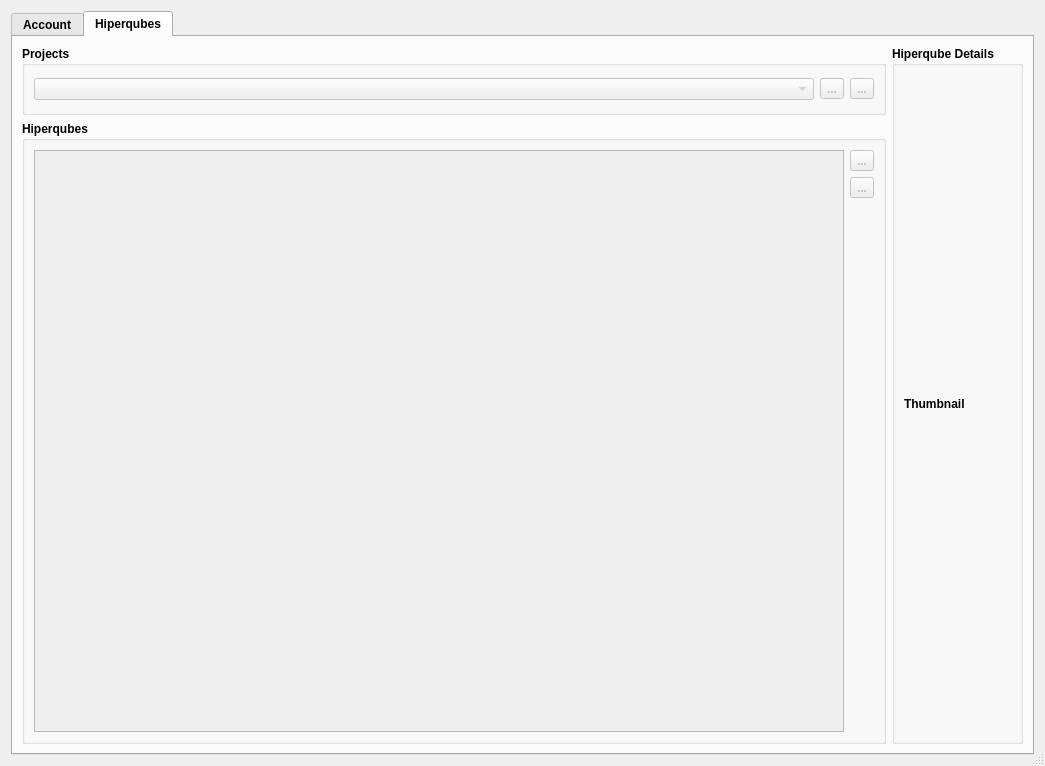
The window that terraqube_cloud_dialog_base.ui (terraqube/terraqube_cloud) describes before a commit, drawn with Qt 5.
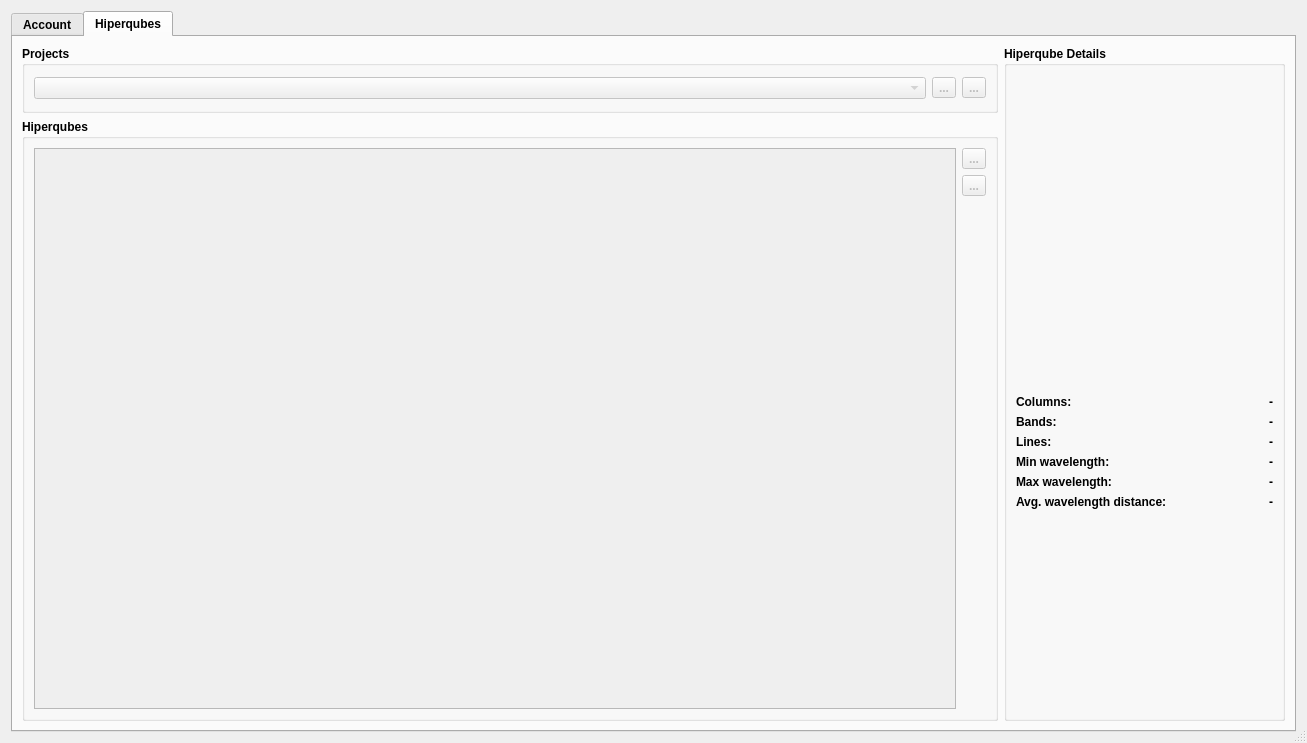
The same window after the commit. Icons and pictures are not drawn.

What changed in the file:
```diff
--- a/terraqube_cloud_dialog_base.ui
+++ b/terraqube_cloud_dialog_base.ui
@@ -6,8 +6,8 @@
    <rect>
     <x>0</x>
     <y>0</y>
-    <width>1045</width>
-    <height>766</height>
+    <width>1307</width>
+    <height>743</height>
    </rect>
   </property>
   <property name="windowTitle">
@@ -238,12 +238,214 @@
            </property>
            <layout class="QVBoxLayout" name="verticalLayout">
             <item>
-             <widget class="QLabel" name="label">
+             <widget class="QLabel" name="thumbnailLabel">
+              <property name="sizePolicy">
+               <sizepolicy hsizetype="Preferred" vsizetype="Preferred">
+                <horstretch>0</horstretch>
+                <verstretch>0</verstretch>
+               </sizepolicy>
+              </property>
+              <property name="minimumSize">
+               <size>
+                <width>256</width>
+                <height>256</height>
+               </size>
+              </property>
               <property name="text">
-               <string>Thumbnail</string>
+               <string/>
+              </property>
+              <property name="pixmap">
+               <pixmap resource="resources.qrc">:/plugins/terraqube_cloud/resources/exclamation-triangle.svg</pixmap>
+              </property>
+              <property name="scaledContents">
+               <bool>false</bool>
+              </property>
+              <property name="alignment">
+               <set>Qt::AlignCenter</set>
+              </property>
+              <property name="wordWrap">
+               <bool>false</bool>
               </property>
              </widget>
             </item>
+            <item>
+             <layout class="QFormLayout" name="formLayout_2">
+              <item row="0" column="0">
+               <widget class="QLabel" name="columnsLabel">
+                <property name="text">
+                 <string>Columns:</string>
+                </property>
+               </widget>
+              </item>
+              <item row="0" column="1">
+               <widget class="QLabel" name="columnsValueLabel">
+                <property name="sizePolicy">
+                 <sizepolicy hsizetype="Preferred" vsizetype="Preferred">
+                  <horstretch>0</horstretch>
+                  <verstretch>0</verstretch>
+                 </sizepolicy>
+                </property>
+                <property name="minimumSize">
+                 <size>
+                  <width>100</width>
+                  <height>0</height>
+                 </size>
+                </property>
+                <property name="text">
+                 <string>-</string>
+                </property>
+                <property name="alignment">
+                 <set>Qt::AlignRight|Qt::AlignTrailing|Qt::AlignVCenter</set>
+                </property>
+               </widget>
+              </item>
+              <item row="1" column="0">
+               <widget class="QLabel" name="bandsLabel">
+                <property name="text">
+                 <string>Bands:</string>
+                </property>
+               </widget>
+              </item>
+              <item row="1" column="1">
+               <widget class="QLabel" name="bandsValueLabel">
+                <property name="sizePolicy">
+                 <sizepolicy hsizetype="Preferred" vsizetype="Preferred">
+                  <horstretch>0</horstretch>
+                  <verstretch>0</verstretch>
+                 </sizepolicy>
+                </property>
+                <property name="minimumSize">
+                 <size>
+                  <width>100</width>
+                  <height>0</height>
+                 </size>
+                </property>
+                <property name="text">
+                 <string>-</string>
+                </property>
+                <property name="alignment">
+                 <set>Qt::AlignRight|Qt::AlignTrailing|Qt::AlignVCenter</set>
+                </property>
+               </widget>
+              </item>
+              <item row="2" column="0">
+               <widget class="QLabel" name="linesLabel">
+                <property name="text">
+                 <string>Lines:</string>
+                </property>
+               </widget>
+              </item>
+              <item row="2" column="1">
+               <widget class="QLabel" name="linesValueLabel">
+                <property name="sizePolicy">
+                 <sizepolicy hsizetype="Preferred" vsizetype="Preferred">
+                  <horstretch>0</horstretch>
+                  <verstretch>0</verstretch>
+                 </sizepolicy>
+                </property>
+                <property name="minimumSize">
+                 <size>
+                  <width>100</width>
+                  <height>0</height>
+                 </size>
+                </property>
+                <property name="text">
+                 <string>-</string>
+                </property>
+                <property name="alignment">
+                 <set>Qt::AlignRight|Qt::AlignTrailing|Qt::AlignVCenter</set>
+                </property>
+               </widget>
+              </item>
+              <item row="3" column="0">
+               <widget class="QLabel" name="minWavelengthLabel">
+                <property name="text">
+                 <string>Min wavelength:</string>
+                </property>
+               </widget>
+              </item>
+              <item row="3" column="1">
+               <widget class="QLabel" name="minWavelengthValueLabel">
+                <property name="sizePolicy">
+                 <sizepolicy hsizetype="Preferred" vsizetype="Preferred">
+                  <horstretch>0</horstretch>
+                  <verstretch>0</verstretch>
+                 </sizepolicy>
+                </property>
+                <property name="minimumSize">
+                 <size>
+                  <width>100</width>
+                  <height>0</height>
+                 </size>
+                </property>
+                <property name="text">
+                 <string>-</string>
+                </property>
+                <property name="alignment">
+                 <set>Qt::AlignRight|Qt::AlignTrailing|Qt::AlignVCenter</set>
+                </property>
+               </widget>
+              </item>
+              <item row="4" column="0">
+               <widget class="QLabel" name="maxWavelengthLabel">
+                <property name="text">
+                 <string>Max wavelength:</string>
+                </property>
+               </widget>
+              </item>
+              <item row="4" column="1">
+               <widget class="QLabel" name="maxWavelengthValueLabel">
+                <property name="sizePolicy">
+                 <sizepolicy hsizetype="Preferred" vsizetype="Preferred">
+                  <horstretch>0</horstretch>
+                  <verstretch>0</verstretch>
+                 </sizepolicy>
+                </property>
+                <property name="minimumSize">
+                 <size>
+                  <width>100</width>
+                  <height>0</height>
+                 </size>
+                </property>
+                <property name="text">
+                 <string>-</string>
+                </property>
+                <property name="alignment">
+                 <set>Qt::AlignRight|Qt::AlignTrailing|Qt::AlignVCenter</set>
+                </property>
+               </widget>
+              </item>
+              <item row="5" column="0">
+               <widget class="QLabel" name="avgWavelengthDistLabel">
+                <property name="text">
+                 <string>Avg. wavelength distance:</string>
+                </property>
+               </widget>
+              </item>
+              <item row="5" column="1">
+               <widget class="QLabel" name="avgWavelengthDistValueLabel">
+                <property name="sizePolicy">
+                 <sizepolicy hsizetype="Preferred" vsizetype="Preferred">
+                  <horstretch>0</horstretch>
+                  <verstretch>0</verstretch>
+                 </sizepolicy>
+                </property>
+                <property name="minimumSize">
+                 <size>
+                  <width>100</width>
+                  <height>0</height>
+                 </size>
+                </property>
+                <property name="text">
+                 <string>-</string>
+                </property>
+                <property name="alignment">
+                 <set>Qt::AlignRight|Qt::AlignTrailing|Qt::AlignVCenter</set>
+                </property>
+               </widget>
+              </item>
+             </layout>
+            </item>
            </layout>
           </widget>
          </item>
```
Left out of the diff: 12 changed lines with no effect on the pictures.
